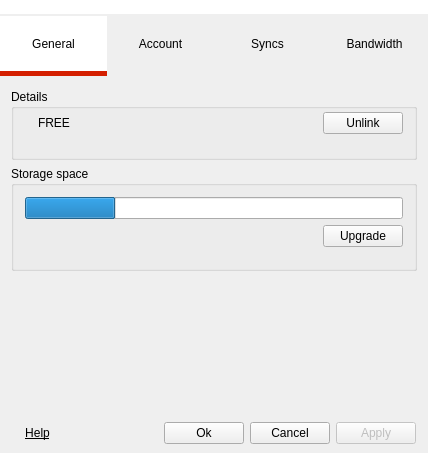
Old version of the form Source/MEGASync/gui/SettingsDialog.ui in the repository meganz/MEGAsync.
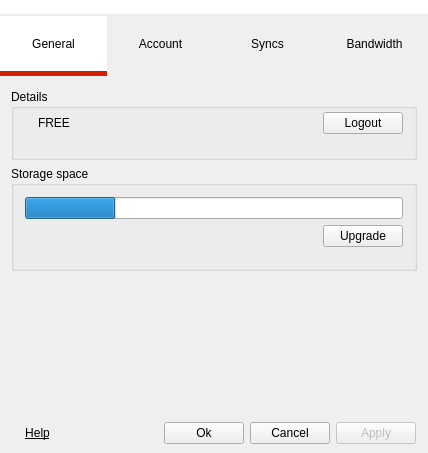
New version of the form. The open tabs and pages were chosen to show the change. Icons and pictures are not drawn.

The edit to the form file:
```diff
--- a/Source/MEGASync/gui/SettingsDialog.ui
+++ b/Source/MEGASync/gui/SettingsDialog.ui
@@ -520,7 +520,7 @@
                 <item>
                  <widget class="QPushButton" name="bUnlink">
                   <property name="text">
-                   <string>Unlink</string>
+                   <string>Logout</string>
                   </property>
                  </widget>
                 </item>
```
